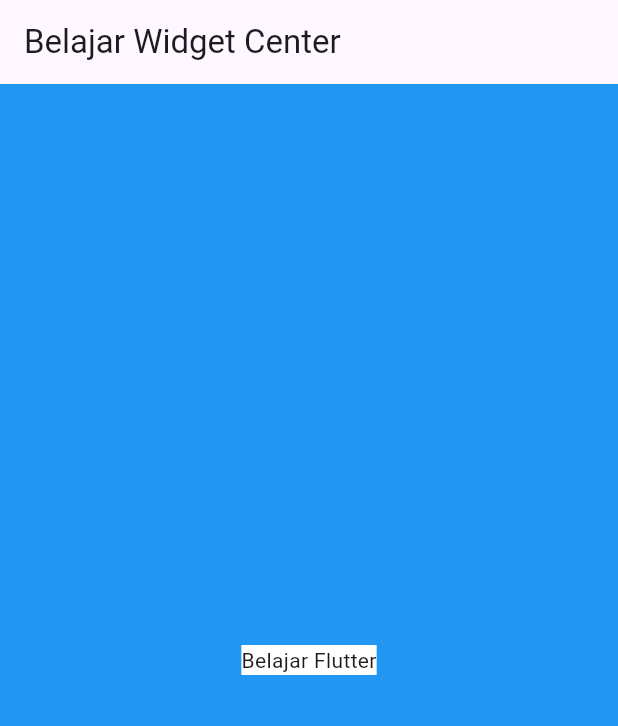
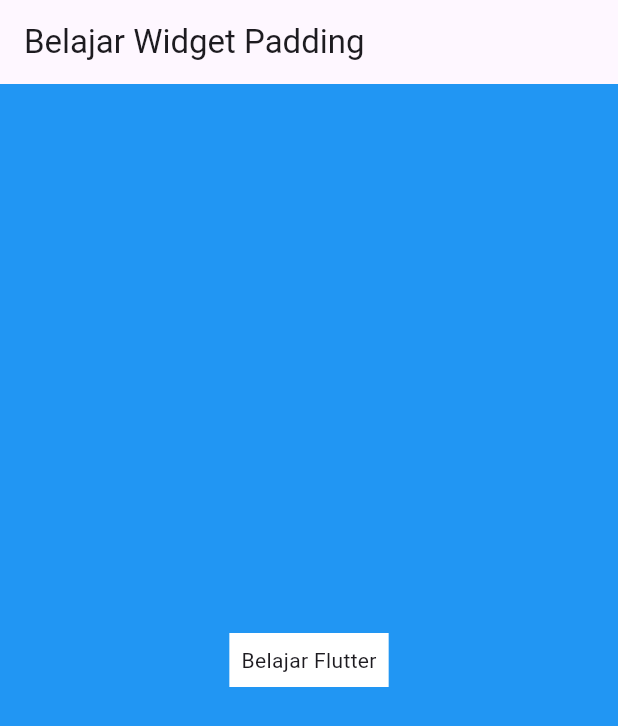
Before and after one commit to fauzan2720/learn-widget-flutter, a Flutter app: the screen it shows after launch, on a phone screen of 412 x 824 dp. Shown: the top 726 px of the screen. Run offline on Flutter 3.47's test engine with Material 3 defaults, Android fonts, the phone set to English and light mode, and no system bars.

Commit message:
widget padding

```diff
--- a/lib/day1/single-widget/padding.dart
+++ b/lib/day1/single-widget/padding.dart
@@ -0,0 +1,34 @@
+import 'package:flutter/material.dart';
+
+class PaddingWidget extends StatelessWidget {
+  const PaddingWidget({super.key});
+
+  @override
+  Widget build(BuildContext context) {
+    return Scaffold(
+      appBar: AppBar(
+        title: const Text('Belajar Widget Padding'),
+      ),
+      body: const ColoredBox(
+        color: Colors.blue,
+        child: Center(
+          child: ColoredBox(
+            color: Colors.white,
+            child: Padding(
+              /**
+             * Padding = jarak antar konten child dan parent
+             * EdgeInsets.zero = membersihkan padding
+             * EdgeInsets.all = padding untuk semua sisi
+             * EdgeInsets.fromLTRB = padding dari sisi kiri, atas, kanan, bawah
+             * EdgeInsets.only = padding khusus ke sisi tertentu
+             * EdgeInsets.symmetric = padding simetris secara horizontal atau vertikal
+             */
+              padding: EdgeInsets.all(8.0),
+              child: Text('Belajar Flutter'),
+            ),
+          ),
+        ),
+      ),
+    );
+  }
+}
--- a/lib/main.dart
+++ b/lib/main.dart
@@ -1,5 +1,5 @@
 import 'package:flutter/material.dart';
-import 'package:learn_flutter/day1/single-widget/center.dart';
+import 'package:learn_flutter/day1/single-widget/padding.dart';
 
 void main() {
   runApp(const MyApp());
@@ -16,7 +16,7 @@ class MyApp extends StatelessWidget {
         colorScheme: ColorScheme.fromSeed(seedColor: Colors.deepPurple),
         useMaterial3: true,
       ),
-      home: const CenterWidget(),
+      home: const PaddingWidget(),
     );
   }
 }
```
